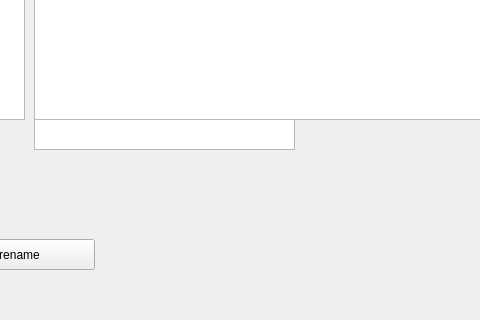
First picture: the form in mainwindow.ui, repository AdamMaciak/qt-minitotalcommander, before the edit; both pictures show x 546 to 1026 and y 431 to 751 of the 1196 by 751 pixel window.
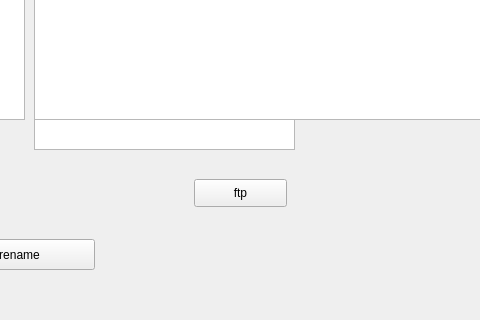
Second picture: the form after the edit.

The edit to the form file:
```diff
--- a/mainwindow.ui
+++ b/mainwindow.ui
@@ -168,6 +168,19 @@
      <string>rename</string>
     </property>
    </widget>
+   <widget class="QPushButton" name="ftpButton">
+    <property name="geometry">
+     <rect>
+      <x>740</x>
+      <y>610</y>
+      <width>93</width>
+      <height>28</height>
+     </rect>
+    </property>
+    <property name="text">
+     <string>ftp</string>
+    </property>
+   </widget>
   </widget>
   <widget class="QMenuBar" name="menubar">
    <property name="geometry">
```
Left out of the diff: 4 changed lines with no effect on the pictures.
